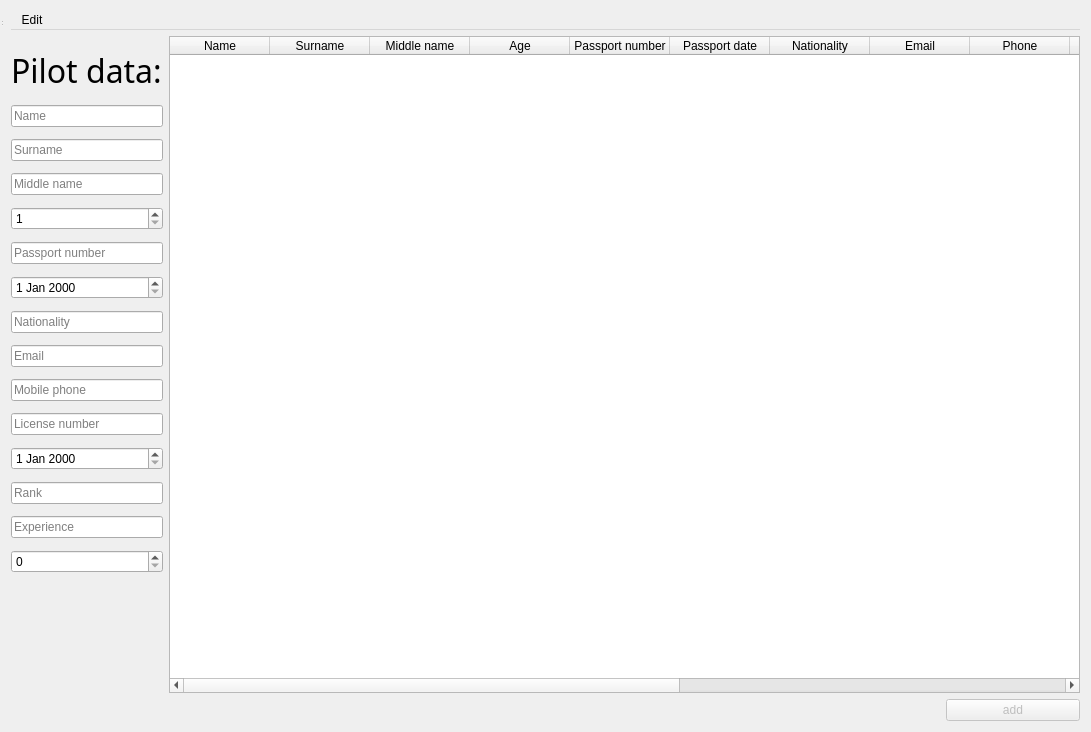
Above: pilotsregdialog.ui from dogymem/airport-information-monitoring-and-management-system before the change. Below: the same form after it.
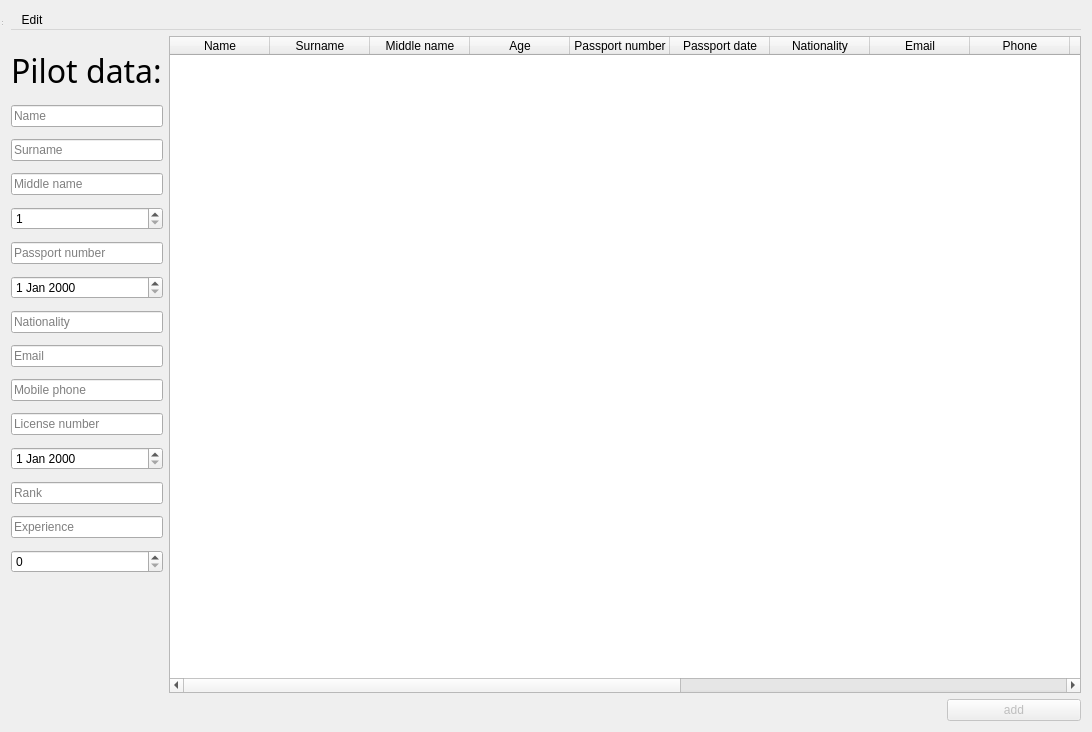
That is the form after the change.

Patch:
```diff
--- a/pilotsregdialog.ui
+++ b/pilotsregdialog.ui
@@ -6,7 +6,7 @@
    <rect>
     <x>0</x>
     <y>0</y>
-    <width>1091</width>
+    <width>1092</width>
     <height>732</height>
    </rect>
   </property>
```
Left out of the diff: 2 changed lines with no effect on the pictures.
